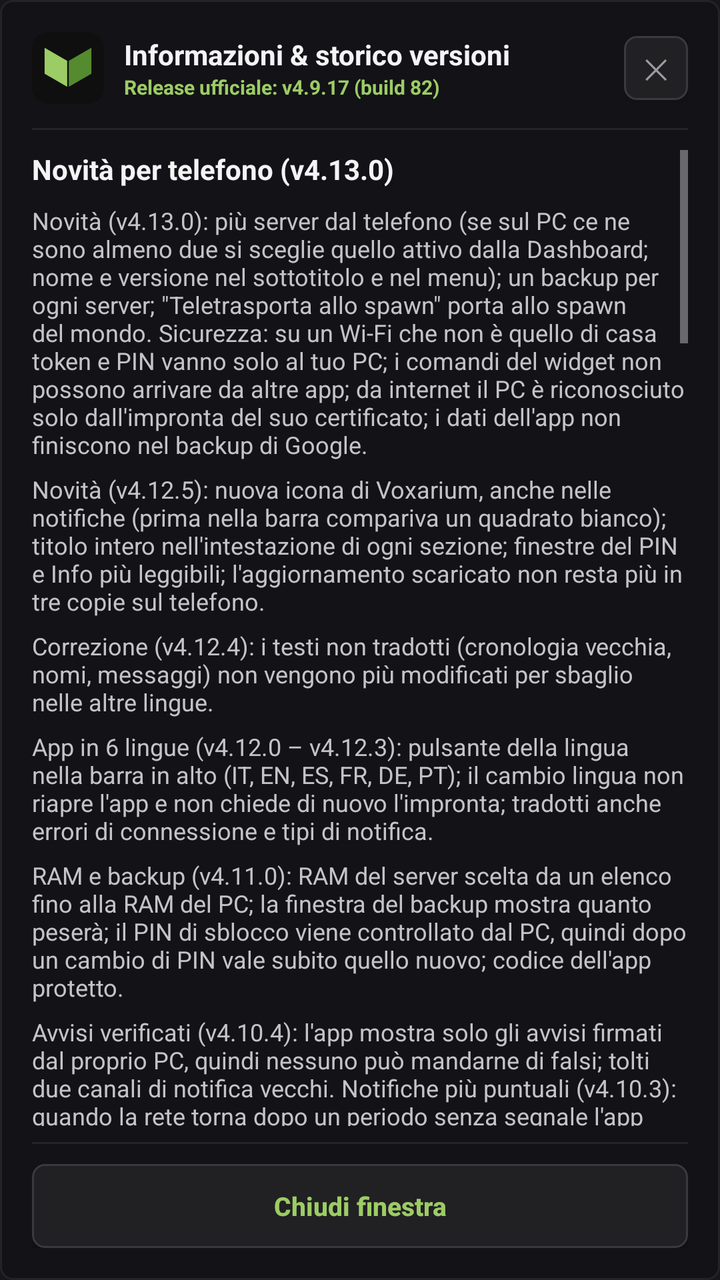
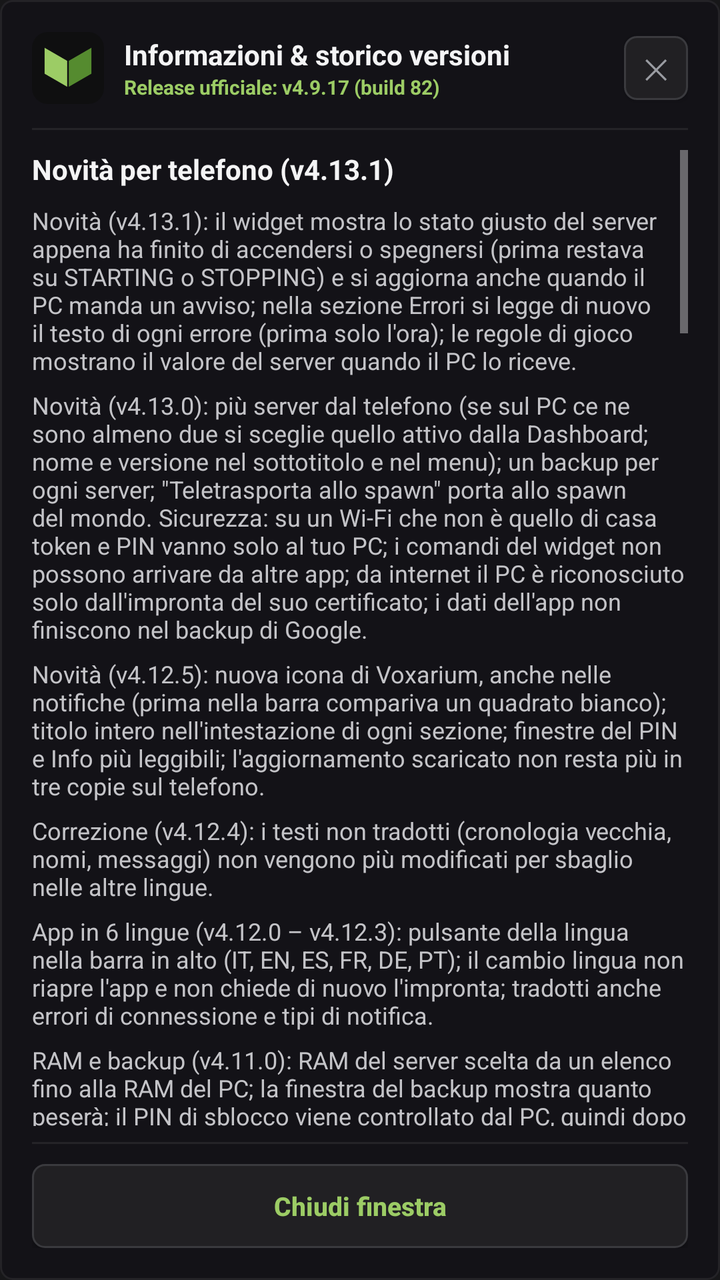

The first picture is an Android layout as it rendered before a commit; the second is the same layout after the commit. The layout source and the unified diff follow.
<!-- AndroidManifest.xml: application theme AppTheme -->
<!-- res/layout/dialog_info_versions.xml -->
<?xml version="1.0" encoding="utf-8"?>
<LinearLayout xmlns:android="http://schemas.android.com/apk/res/android"
    android:layout_width="match_parent"
    android:layout_height="wrap_content"
    android:orientation="vertical"
    android:background="@drawable/card_bg"
    android:padding="16dp">

    
    <RelativeLayout
        android:layout_width="match_parent"
        android:layout_height="wrap_content"
        android:layout_marginBottom="12dp">

        <ImageView
            android:id="@+id/dialogHeaderInfoIcon"
            android:layout_width="36dp"
            android:layout_height="36dp"
            android:layout_alignParentStart="true"
            android:layout_centerVertical="true"
            android:src="@drawable/ic_launcher" />

        <LinearLayout
            android:layout_width="wrap_content"
            android:layout_height="wrap_content"
            android:layout_toEndOf="@+id/dialogHeaderInfoIcon"
            android:layout_marginStart="10dp"
            android:layout_centerVertical="true"
            android:orientation="vertical">

            <TextView
                android:layout_width="wrap_content"
                android:layout_height="wrap_content"
                android:text="Informazioni &amp; storico versioni"
                android:tag="t:ui.informazioni_storico_versioni"
                android:textColor="#f4f4f5"
                android:textSize="14sp"
                android:textStyle="bold" />

            <TextView
                android:id="@+id/dialogTxtCurrentVersion"
                android:layout_width="wrap_content"
                android:layout_height="wrap_content"
                android:text="Release ufficiale: v4.9.17 (build 82)"
                android:tag="notr"
                android:textColor="#9ccc65"
                android:textSize="10sp"
                android:textStyle="bold" />
        </LinearLayout>

        <Button
            android:id="@+id/dialogBtnCloseTop"
            android:layout_width="32dp"
            android:layout_height="32dp"
            android:layout_alignParentEnd="true"
            android:layout_centerVertical="true"
            android:background="@drawable/btn_slate"
            android:text="✕"
            android:textColor="#9a9ca2"
            android:textSize="14sp" />
    </RelativeLayout>

    <View
        android:layout_width="match_parent"
        android:layout_height="1dp"
        android:background="#242327"
        android:layout_marginBottom="10dp" />

    
    <ScrollView
        android:layout_width="match_parent"
        android:layout_height="0dp"
        android:layout_weight="1"
        android:fillViewport="true"
        android:scrollbars="vertical">

        <LinearLayout
            android:layout_width="match_parent"
            android:layout_height="wrap_content"
            android:orientation="vertical">

            
            <TextView
                android:layout_width="wrap_content"
                android:layout_height="wrap_content"
                android:text="Novità per telefono (v4.13.0)"
                android:tag="t:ui.novita_telefono|v4.13.0"
                android:textColor="#f4f4f5"
                android:textSize="14sp"
                android:textStyle="bold"
                android:layout_marginBottom="8dp" />

            
                <TextView
                    android:layout_width="match_parent"
                    android:layout_height="wrap_content"
                    android:text="Novità (v4.13.0): più server dal telefono (se sul PC ce ne sono almeno due si sceglie quello attivo dalla Dashboard; nome e versione nel sottotitolo e nel menu); un backup per ogni server; &quot;Teletrasporta allo spawn&quot; porta allo spawn del mondo. Sicurezza: su un Wi-Fi che non è quello di casa token e PIN vanno solo al tuo PC; i comandi del widget non possono arrivare da altre app; da internet il PC è riconosciuto solo dall'impronta del suo certificato; i dati dell'app non finiscono nel backup di Google."
                    android:tag="t:ui.novita_v4_13_0_piu_server"
                    android:textColor="#c4c4c8"
                    android:textSize="12sp"
                    android:layout_marginBottom="6dp" />

                <TextView
                    android:layout_width="match_parent"
                    android:layout_height="wrap_content"
                    android:text="Novità (v4.12.5): nuova icona di Voxarium, anche nelle notifiche (prima nella barra compariva un quadrato bianco); titolo intero nell'intestazione di ogni sezione; finestre del PIN e Info più leggibili; l'aggiornamento scaricato non resta più in tre copie sul telefono."
                    android:tag="t:ui.novita_v4_12_5_icona"
                    android:textColor="#c4c4c8"
                    android:textSize="12sp"
                    android:layout_marginBottom="6dp" />

                <TextView
                    android:layout_width="match_parent"
                    android:layout_height="wrap_content"
                    android:text="Correzione (v4.12.4): i testi non tradotti (cronologia vecchia, nomi, messaggi) non vengono più modificati per sbaglio nelle altre lingue."
                    android:tag="t:ui.correzione_v4_12_4_testi_non_tradotti"
                    android:textColor="#c4c4c8"
                    android:textSize="12sp"
                    android:layout_marginBottom="6dp" />

                <TextView
                    android:layout_width="match_parent"
                    android:layout_height="wrap_content"
                    android:text="App in 6 lingue (v4.12.0 – v4.12.3): pulsante della lingua nella barra in alto (IT, EN, ES, FR, DE, PT); il cambio lingua non riapre l'app e non chiede di nuovo l'impronta; tradotti anche errori di connessione e tipi di notifica."
                    android:tag="t:ui.app_6_lingue_v4_12_0_v4_12_3_pulsante"
                    android:textColor="#c4c4c8"
                    android:textSize="12sp"
                    android:layout_marginBottom="6dp" />

                <TextView
                    android:layout_width="match_parent"
                    android:layout_height="wrap_content"
                    android:text="RAM e backup (v4.11.0): RAM del server scelta da un elenco fino alla RAM del PC; la finestra del backup mostra quanto peserà; il PIN di sblocco viene controllato dal PC, quindi dopo un cambio di PIN vale subito quello nuovo; codice dell'app protetto."
                    android:tag="t:ui.ram_backup_v4_11_0_ram_server_scelta"
                    android:textColor="#c4c4c8"
                    android:textSize="12sp"
                    android:layout_marginBottom="6dp" />

                <TextView
                    android:layout_width="match_parent"
                    android:layout_height="wrap_content"
                    android:text="Avvisi verificati (v4.10.4): l'app mostra solo gli avvisi firmati dal proprio PC, quindi nessuno può mandarne di falsi; tolti due canali di notifica vecchi. Notifiche più puntuali (v4.10.3): quando la rete torna dopo un periodo senza segnale l'app riprende subito a ricevere gli avvisi del PC (prima poteva aspettare fino a 5 minuti). Correzioni (v4.10.2): dopo la prima configurazione la schermata Connessione mostra gli indirizzi salvati (prima, salvando da lì, si perdevano); ping mostrato solo a server acceso; titolo della testata non più sovrapposto allo stato."
                    android:tag="t:ui.avvisi_verificati_v4_10_4_app_mostra"
                    android:textColor="#c4c4c8"
                    android:textSize="12sp"
                    android:layout_marginBottom="6dp" />


                <TextView
                    android:layout_width="match_parent"
                    android:layout_height="wrap_content"
                    android:text="Nome Voxarium (v4.10.1) e accesso da fuori casa senza tunnel (v4.10.0): collegamento in HTTPS all'IP pubblico del PC, riconosciuto dall'impronta del suo certificato; nuovo aspetto come il pannello PC."
                    android:tag="t:ui.nome_voxarium_v4_10_1_accesso_fuori"
                    android:textColor="#c4c4c8"
                    android:textSize="12sp"
                    android:layout_marginBottom="6dp" />


            <LinearLayout
                android:layout_width="match_parent"
                android:layout_height="wrap_content"
                android:orientation="vertical"
                android:background="#131217"
                android:padding="12dp"
                android:layout_marginBottom="12dp">

                <TextView
                    android:layout_width="wrap_content"
                    android:layout_height="wrap_content"
                    android:text="Novità smartphone (app Android APK):"
                    android:tag="t:ui.novita_smartphone_app_android_apk"
                    android:textColor="#9a9ca2"
                    android:textSize="14sp"
                    android:textStyle="bold"
                    android:layout_marginBottom="6dp" />

                <TextView
                    android:layout_width="match_parent"
                    android:layout_height="wrap_content"
                    android:text="• Modalità Auto, Wi-Fi e Internet:\nIn Auto l'app usa l'indirizzo di casa sul Wi-Fi e quello da internet con i dati mobili, e passa dall'uno all'altro da sola.\n\n• Indirizzi sempre aggiornati:\nQuando cambia l'indirizzo del PC, il PC lo manda all'app con un messaggio firmato (ntfy): l'app accetta solo quelli del proprio PC.\n\n• Widget Schermata Home (2x2 / 4x1):\nStato del server, TPS, RAM e giocatori con comandi rapidi a un tocco.\n\n• Sblocco con PIN del PC e notifiche anche ad app chiusa."
                    android:tag="t:ui.modalita_auto_wi_fi_internet_auto_app"
                    android:textColor="#f4f4f5"
                    android:textSize="12sp"
                    android:lineSpacingExtra="3dp" />
            </LinearLayout>

            
            <TextView
                android:layout_width="wrap_content"
                android:layout_height="wrap_content"
                android:text="Cronologia versioni telefono"
                android:tag="t:ui.cronologia_versioni_telefono"
                android:textColor="#f4f4f5"
                android:textSize="14sp"
                android:textStyle="bold"
                android:layout_marginBottom="8dp" />

            <LinearLayout
                android:layout_width="match_parent"
                android:layout_height="wrap_content"
                android:orientation="vertical"
                android:background="#0f0f11"
                android:padding="12dp"
                android:layout_marginBottom="8dp">

                <TextView
                    android:layout_width="match_parent"
                    android:layout_height="wrap_content"
                    android:text="• v4.13.0 (Build 105):\nPiù server dal telefono; un backup per ogni server; teletrasporto allo spawn del mondo; più sicurezza su Wi-Fi esterni, nel widget e nel collegamento da internet."
                    android:tag="t:ui.v4_13_0_build_105_server"
                    android:textColor="#c4c4c8"
                    android:textSize="12sp"
                    android:layout_marginBottom="4dp" />

                <TextView
                    android:layout_width="match_parent"
                    android:layout_height="wrap_content"
                    android:text="• v4.12.5 (Build 102):\nNuova icona; titoli interi nell'intestazione; finestre del PIN e Info più leggibili; aggiornamento scaricato in una sola copia."
                    android:tag="t:ui.v4_12_5_build_102_icona"
                    android:textColor="#c4c4c8"
                    android:textSize="12sp"
                    android:layout_marginBottom="4dp" />

                <TextView
                    android:layout_width="match_parent"
                    android:layout_height="wrap_content"
                    android:text="• v4.12.4 (Build 96):\nI testi non tradotti non vengono più modificati per sbaglio nelle altre lingue."
                    android:tag="t:ui.v4_12_4_build_96_testi_non_tradotti"
                    android:textColor="#c4c4c8"
                    android:textSize="12sp"
                    android:layout_marginBottom="4dp" />

                <TextView
                    android:layout_width="match_parent"
                    android:layout_height="wrap_content"
                    android:text="• v4.12.3 (Build 95):\nTradotti errori di connessione e tipi di notifica.\n• v4.12.2 (Build 94):\nIl cambio lingua non riapre l'app e non chiede di nuovo l'impronta.\n• v4.12.1 (Build 93):\nPulsante della lingua nella barra in alto.\n• v4.12.0 (Build 92):\nApp in 6 lingue: italiano, inglese, spagnolo, francese, tedesco e portoghese.\n• v4.11.0 (Build 91):\nRAM del server fino alla RAM del PC; peso del backup; PIN controllato dal PC; codice protetto."
                    android:tag="t:ui.v4_12_3_build_95_tradotti_errori"
                    android:textColor="#c4c4c8"
                    android:textSize="12sp"
                    android:layout_marginBottom="8dp" />

                <TextView
                    android:layout_width="match_parent"
                    android:layout_height="wrap_content"
                    android:tag="notr"
                    android:text="• v4.10.4 (Build 90):
Solo avvisi firmati dal proprio PC; canali di notifica riordinati.
• v4.10.3 (Build 89):
Avvisi del PC ripresi subito al ritorno della rete.
• v4.10.2 (Build 88):\nSchermata Connessione con gli indirizzi salvati dopo la prima configurazione; ping solo a server acceso; testata sistemata; finestra Info aggiornata.\n• v4.10.1 (Build 87):\nL'app si chiama Voxarium.\n• v4.10.0 (Build 86):\nAccesso da fuori casa in HTTPS sull'IP pubblico del PC (tunnel Cloudflare tolto); nuovo aspetto come il pannello PC.\n• v4.9.18 – v4.9.20 (Build 83-85):\nCanale notifiche proprio per ogni PC; meno richieste a ntfy.sh; avviso se il PC usa ancora il PIN predefinito.\n• v4.9.17 (Build 82):
Sicurezza push avanzata: verifica obbligatoria firma crittografica HMAC-SHA256 con push_secret su tutti i messaggi ntfy; topic ntfy dinamico configurato direttamente dal server al login (/api/auth/verify) con riconnessione a caldo in background.
• v4.9.15 (Build 80):
Bonifica totale lettere accentate italiane (à, è, é, ì, ò, ù, È, À) in tutte le schermate, toast e dialoghi; flag compilatore -encoding UTF-8 forzato stabilmente.
• v4.9.14 (Build 79):
Grafica ufficiale Minecraft: blocchi 3D in testata e dashboard, avatar skin teste reali per i giocatori connessi via mc-heads.
• v4.9.13 (Build 78):
Stabilizzazione handshake rete LAN e tunneling Cloudflare.
• v4.9.12 (Build 77):
Risoluzione bug audit dal vivo: giocatori online, conferma backup con opzione Drive, pulsante annulla, stati stopping/restarting/crash, gamerules dal server e avanzamento ripristino.
• v4.9.11 (Build 76):
Login con PIN, header X-Admin-Token, download APK atomico anti-troncamento e timeout ntfy 120s.
• v4.9.10 (Build 75):
Sincronizzazione automatica bidirezionale diretta da /api/network e fallback ntfy.
• v4.9.5 (Build 69):\nSchermata Info esclusiva per smartphone e visualizzazione pulita.\n\n• v4.9.4 (Build 68):\nTasti modalità dinamici con vibrazione aptica e auto-switch Wi-Fi ↔ 4G/5G.\n\n• v4.9.1 (Build 64):\nNuovo popup info (ⓘ) con card compatta e controlli veloci.\n\n• v4.8.6 (Build 62):\nSbloccato tasto 'Verifica Aggiornamenti' nelle Impostazioni e WakeLock anti-Doze.\n\n• v4.8.5 (Build 61):\nFinestra diagnostica completa per Crash Report con traceback Java.\n\n• v4.8.0 (Build 60):\nRipristino automatico backup mondo ZIP da cloud/locale e pulizia log obsoleti.\n\n• v4.7.0 (Build 59):\nConfigurazione notifiche push prioritarie tramite canale ntfy dedicato."
                    android:textColor="#9a9ca2"
                    android:textSize="12sp"
                    android:lineSpacingExtra="3dp" />
            </LinearLayout>
        </LinearLayout>
    </ScrollView>

    <View
        android:layout_width="match_parent"
        android:layout_height="1dp"
        android:background="#242327"
        android:layout_marginTop="8dp"
        android:layout_marginBottom="10dp" />

    
    <Button
        android:id="@+id/dialogBtnCloseBottom"
        android:layout_width="match_parent"
        android:layout_height="42dp"
        android:background="@drawable/btn_slate"
        android:text="Chiudi finestra"
        android:tag="t:ui.chiudi_finestra"
        android:textColor="#9ccc65"
        android:textSize="13sp"
        android:textStyle="bold" />
</LinearLayout>
<!-- resources referenced by this layout -->
<resources>
  <!-- drawable btn_slate (drawable) -->
  <?xml version="1.0" encoding="utf-8"?>
  <selector xmlns:android="http://schemas.android.com/apk/res/android">
      <item android:state_pressed="true">
          <shape android:shape="rectangle">
          <solid android:color="#2a2a2e" />
          <corners android:radius="6dp" />
          <stroke android:width="1dp" android:color="#4a4a4f" />
      </shape>
      </item>
      <item android:state_enabled="false">
          <shape android:shape="rectangle">
          <solid android:color="#171719" />
          <corners android:radius="6dp" />
          <stroke android:width="1dp" android:color="#242327" />
      </shape>
      </item>
      <item>
          <shape android:shape="rectangle">
          <solid android:color="#212023" />
          <corners android:radius="6dp" />
          <stroke android:width="1dp" android:color="#3a3a3e" />
      </shape>
      </item>
  </selector>
  <!-- drawable card_bg (drawable) -->
  <?xml version="1.0" encoding="utf-8"?>
  <shape xmlns:android="http://schemas.android.com/apk/res/android" android:shape="rectangle">
          <solid android:color="#131217" />
          <corners android:radius="6dp" />
          <stroke android:width="1dp" android:color="#242327" />
      </shape>
  <!-- drawable ic_launcher: png bitmap (drawable, 4230 bytes) -->
  <style name="AppTheme" parent="@android:style/Theme.Material.NoActionBar">
          <item name="android:colorPrimary">#7cb342</item>
          <item name="android:colorPrimaryDark">#171719</item>
          <item name="android:colorAccent">#9ccc65</item>
          <item name="android:windowBackground">#171719</item>
          <item name="android:statusBarColor">#171719</item>
          <item name="android:navigationBarColor">#171719</item>
          <item name="android:windowDrawsSystemBarBackgrounds">true</item>
          <item name="android:textColor">#f4f4f5</item>
          <item name="android:textColorHint">#8a8c92</item>
          <item name="android:buttonStyle">@style/AppButton</item>
          <item name="android:alertDialogTheme">@style/AppDialog</item>
      </style>
  <style name="AppButton" parent="@android:style/Widget.Material.Button">
          <item name="android:textAllCaps">false</item>
      </style>
  <style name="AppDialog" parent="@android:style/Theme.Material.Dialog.Alert">
          <item name="android:windowBackground">@drawable/dialog_bg</item>
          <item name="android:colorAccent">#9ccc65</item>
          <item name="android:textColorPrimary">#f4f4f5</item>
          <item name="android:textColor">#f4f4f5</item>
          <item name="android:textColorSecondary">#c4c4c8</item>
          <item name="android:textColorHint">#8a8c92</item>
          <item name="android:buttonBarButtonStyle">@style/AppDialogButton</item>
      </style>
  <!-- drawable dialog_bg (drawable) -->
  <?xml version="1.0" encoding="utf-8"?>
  <inset xmlns:android="http://schemas.android.com/apk/res/android"
      android:insetLeft="16dp"
      android:insetRight="16dp"
      android:insetTop="16dp"
      android:insetBottom="16dp">
      <shape android:shape="rectangle">
          <solid android:color="#212023" />
          <corners android:radius="6dp" />
          <stroke android:width="1dp" android:color="#3a3a3e" />
      </shape>
  </inset>
  <style name="AppDialogButton" parent="@android:style/Widget.Material.Button.Borderless.Colored">
          <item name="android:textAllCaps">false</item>
          <item name="android:textColor">#9ccc65</item>
          <item name="android:textSize">15sp</item>
      </style>
</resources>

<!-- the commit's change to res/layout/dialog_info_versions.xml (unified diff, before → after) -->
@@ -83,14 +83,23 @@
             <TextView
                 android:layout_width="wrap_content"
                 android:layout_height="wrap_content"
-                android:text="Novità per telefono (v4.13.0)"
-                android:tag="t:ui.novita_telefono|v4.13.0"
+                android:text="Novità per telefono (v4.13.1)"
+                android:tag="t:ui.novita_telefono|v4.13.1"
                 android:textColor="#f4f4f5"
                 android:textSize="14sp"
                 android:textStyle="bold"
                 android:layout_marginBottom="8dp" />
 
             
+                <TextView
+                    android:layout_width="match_parent"
+                    android:layout_height="wrap_content"
+                    android:text="Novità (v4.13.1): il widget mostra lo stato giusto del server appena ha finito di accendersi o spegnersi (prima restava su STARTING o STOPPING) e si aggiorna anche quando il PC manda un avviso; nella sezione Errori si legge di nuovo il testo di ogni errore (prima solo l'ora); le regole di gioco mostrano il valore del server quando il PC lo riceve."
+                    android:tag="t:ui.novita_v4_13_1_widget"
+                    android:textColor="#c4c4c8"
+                    android:textSize="12sp"
+                    android:layout_marginBottom="6dp" />
+
                 <TextView
                     android:layout_width="match_parent"
                     android:layout_height="wrap_content"
@@ -202,6 +211,16 @@
                 android:background="#0f0f11"
                 android:padding="12dp"
                 android:layout_marginBottom="8dp">
+
+                <TextView
+                    android:layout_width="match_parent"
+                    android:layout_height="wrap_content"
+                    android:text="• v4.13.1 (Build 107):
+Widget con lo stato del server aggiornato; testo degli errori di nuovo visibile; regole di gioco lette dal server."
+                    android:tag="t:ui.v4_13_1_build_107_widget"
+                    android:textColor="#c4c4c8"
+                    android:textSize="12sp"
+                    android:layout_marginBottom="4dp" />
 
                 <TextView
                     android:layout_width="match_parent"
